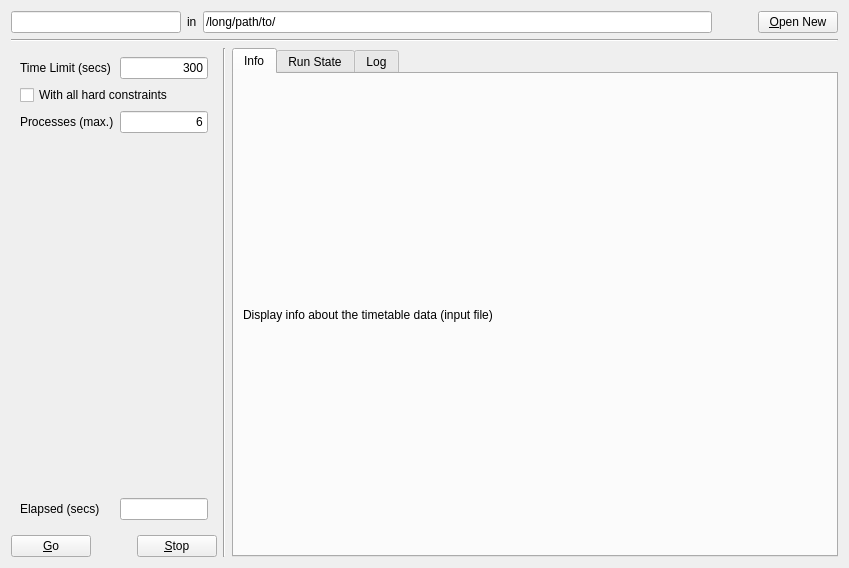
Above: gui/mainwindow.ui from gradgrind/fetrunner before the change. Below: the same form after it.
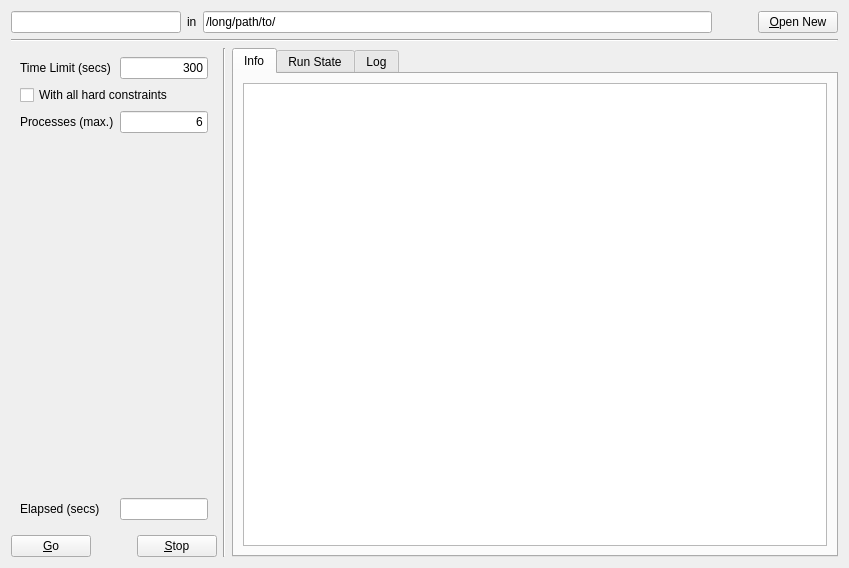
That is the form after the change. The open tabs and pages were chosen to show the change.

Commit message: Start work on handler for running timetable generation

Diff of the .ui file:
```diff
--- a/gui/mainwindow.ui
+++ b/gui/mainwindow.ui
@@ -252,9 +252,9 @@
         </attribute>
         <layout class="QVBoxLayout" name="verticalLayout_3">
          <item>
-          <widget class="QLabel" name="label_8">
-           <property name="text">
-            <string>Display info about the timetable data (input file)</string>
+          <widget class="QTextEdit" name="infoBox">
+           <property name="readOnly">
+            <bool>true</bool>
            </property>
           </widget>
          </item>
```
Left out of the diff: 4 changed lines with no effect on the pictures. The commit also changes 7 other files.
